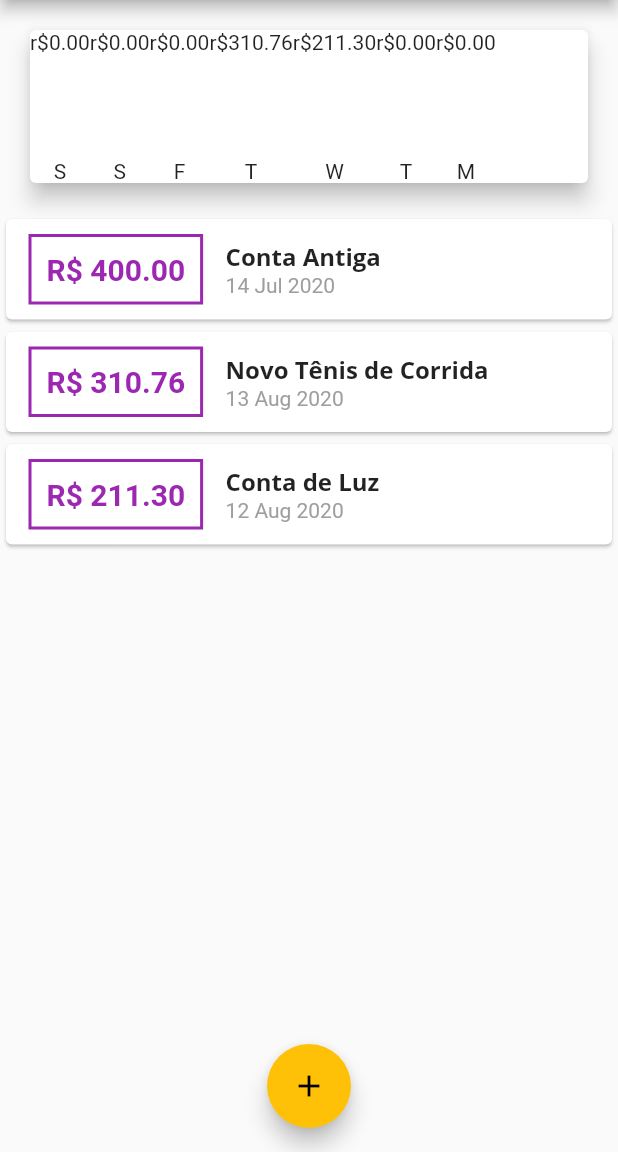
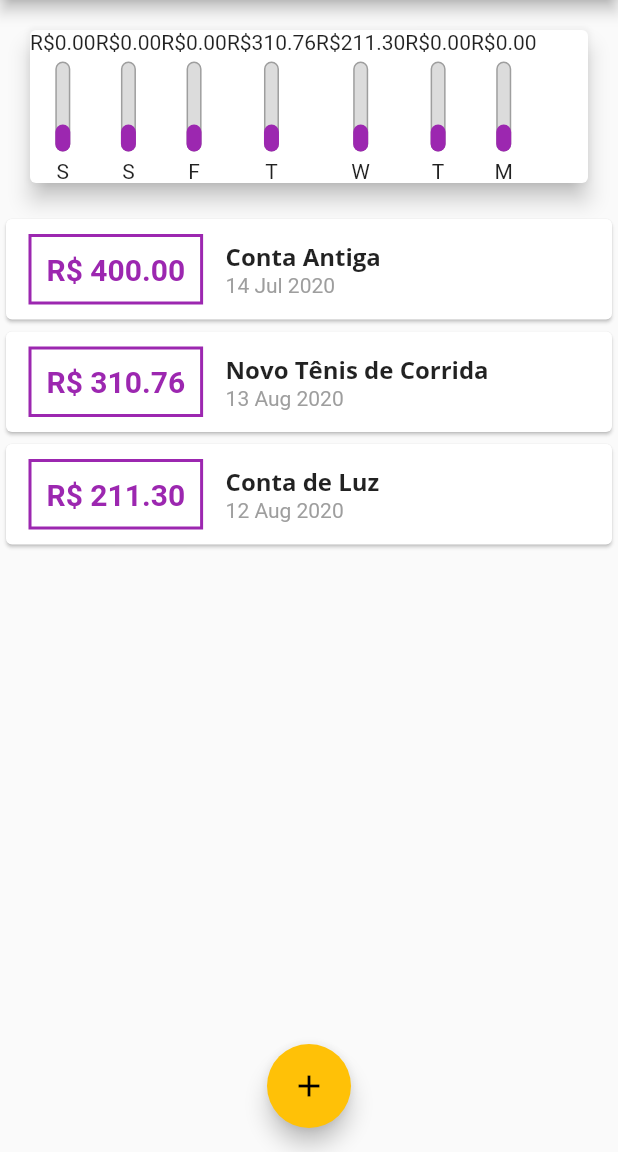
Before and after one commit to marcosdenisalves/expenses, a Flutter app: the screen it shows after launch, on a phone screen of 412 x 824 dp, the part 84-1236 px from its top. Run offline on Flutter 3.47's test engine with Material 2 defaults, Android fonts, the phone set to English and light mode, and no system bars.

Commit message:
Chart Widget #05

```diff
--- a/lib/chart_bar.dart
+++ b/lib/chart_bar.dart
@@ -15,12 +15,35 @@ class ChartBar extends StatelessWidget {
   Widget build(BuildContext context) {
     return Column(
       children: <Widget>[
-        Text('r\$${value.toStringAsFixed(2)}'),
+        Text('R\$${value.toStringAsFixed(2)}'),
         SizedBox(height: 5),
         Container(
           height: 60,
           width: 10,
-          child: null,
+          child: Stack(
+            alignment: Alignment.bottomCenter,
+            children: <Widget>[
+              Container(
+                decoration: BoxDecoration(
+                  border: Border.all(
+                    color: Colors.grey,
+                    width: 1.0,
+                  ),
+                  color: Color.fromRGBO(220, 220, 220, 1),
+                  borderRadius: BorderRadius.circular(5),
+                ),
+              ),
+              FractionallySizedBox(
+                heightFactor: percentage,
+                child: Container(
+                  decoration: BoxDecoration(
+                    color: Theme.of(context).primaryColor,
+                    borderRadius: BorderRadius.circular(5),
+                  ),
+                ),
+              )
+            ],
+          ),
         ),
         SizedBox(height: 5),
         Text(label),
--- a/lib/components/chart.dart
+++ b/lib/components/chart.dart
@@ -44,7 +44,7 @@ class Chart extends StatelessWidget {
           return ChartBar(
             label: tr['day'],
             value: tr['value'],
-            percentage: 0,
+            percentage: 0.3,
           );
         }).toList(),
       ),
```
